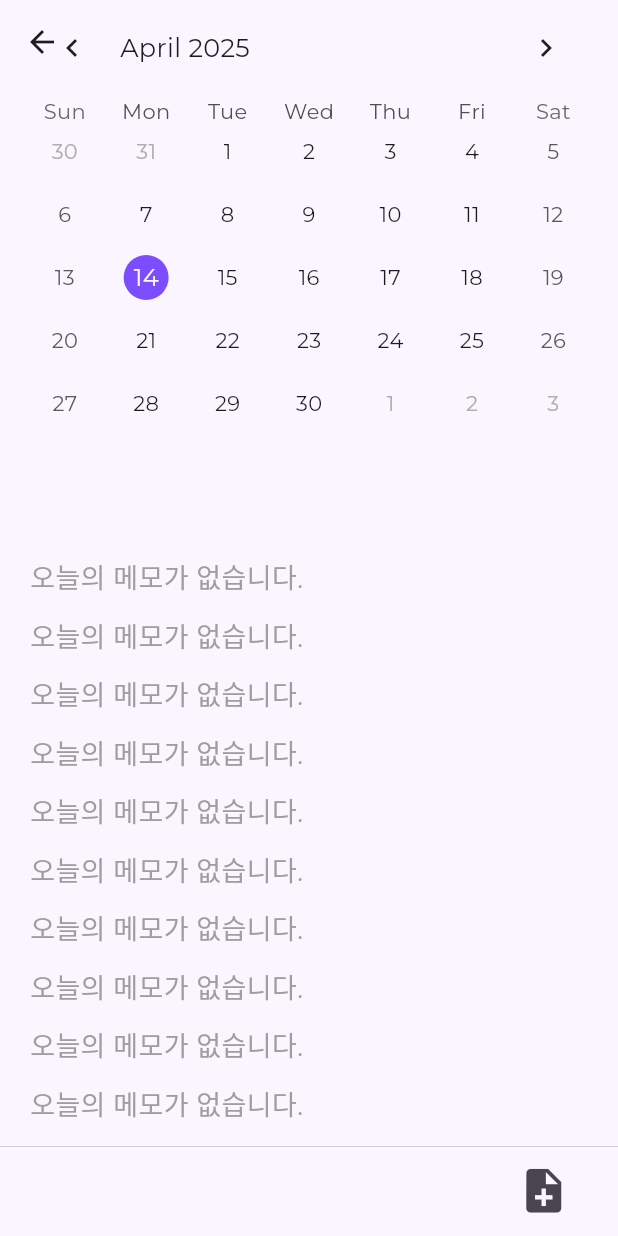
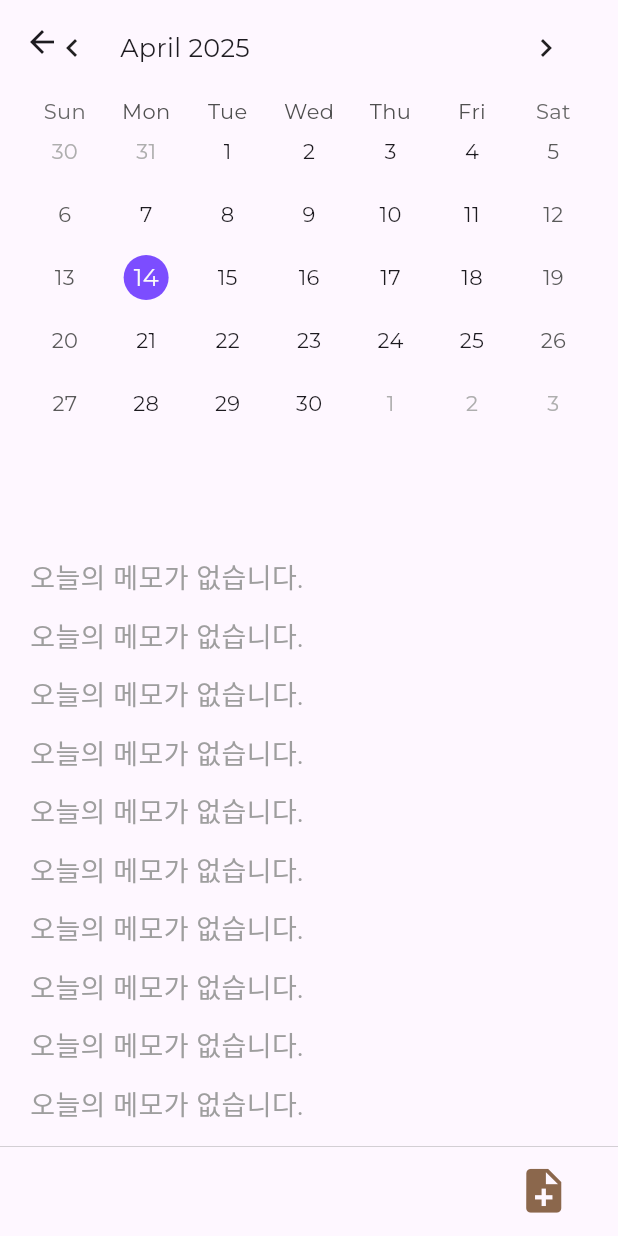
Before and after one commit to alvn84/memoRe, a Flutter app: the Tab2Screen screen opened directly, on a phone screen of 412 x 824 dp. Run offline on Flutter 3.47's test engine with Material 3 defaults, Android fonts, the light colour scheme and no system bars; drawn by our look-alikes of table_calendar; our stand-ins replace shared_preferences, smooth_page_indicator; accounts and stored records are empty.

Commit message:
아이콘 색상, 배경색상 변경

```diff
--- a/lib/presentation/screen/home/tab1/tab1_screen.dart
+++ b/lib/presentation/screen/home/tab1/tab1_screen.dart
@@ -199,7 +199,7 @@ class _Tab1ScreenState extends State<Tab1Screen> {
             children: [
               IconButton(
                 onPressed: _addNewFolder, // 폴더 추가 함수
-                icon: const Icon(Icons.create_new_folder),
+                icon: const Icon(Icons.create_new_folder, color: Color(0xFF8B674C)),
                 iconSize: 35,
                 tooltip: '새 폴더 만들기',
               ),
@@ -207,7 +207,7 @@ class _Tab1ScreenState extends State<Tab1Screen> {
                 onPressed: () {
                   // TODO: 새 메모 만들기 동작 (추가하고 싶으면 이 함수 지정)
                 },
-                icon: const Icon(Icons.note_add),
+                icon: const Icon(Icons.note_add, color: Color(0xFF8B674C)),
                 iconSize: 35,
                 tooltip: '새 메모 만들기',
               ),
--- a/lib/presentation/screen/home/tab2/tab2_screen.dart
+++ b/lib/presentation/screen/home/tab2/tab2_screen.dart
@@ -21,15 +21,12 @@ class _Tab2ScreenState extends State<Tab2Screen> {
   @override
   Widget build(BuildContext context) {
     return Scaffold(
-      backgroundColor: const Color(0xFFFAF5FF),
       body: CustomScrollView(
         slivers: [
           SliverAppBar(
             pinned: true,
             expandedHeight: 360,
-            backgroundColor: const Color(0xFFFAF5FF),
             flexibleSpace: Container(
-              color: const Color(0xFFFAF5FF),
               child: FlexibleSpaceBar(
                 background: Padding(
                   padding: const EdgeInsets.symmetric(horizontal: 16.0),
@@ -121,7 +118,7 @@ class _Tab2ScreenState extends State<Tab2Screen> {
                 onPressed: () {
                   print('Tab2 - 새 파일 만들기');
                 },
-                icon: const Icon(Icons.note_add),
+                icon: const Icon(Icons.note_add, color: Color(0xFF8B674C)),
                 iconSize: 35,
                 tooltip: '새 파일',
               ),
```
